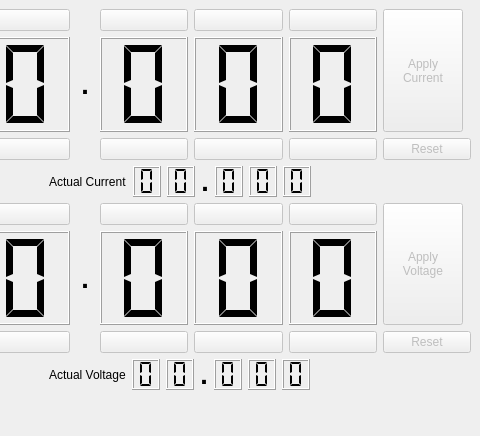
Old version of the form PsuGuiControl/mainwindow.ui in the repository bogflap/RemoteControlledPsu; both pictures show x 321 to 801 and y 0 to 436 of the 801 by 545 pixel window.
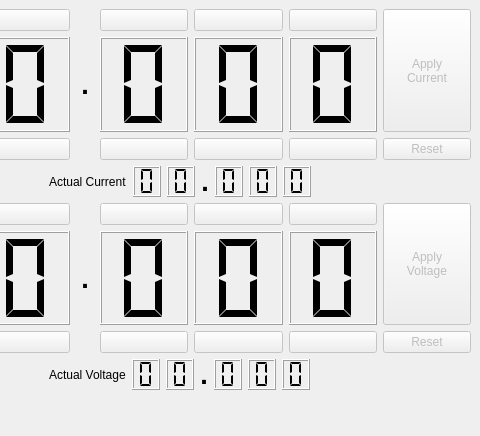
New version of the form. Icons and pictures are not drawn. Custom widgets are drawn as their Qt base class.

Commit message: Changed apply voltage/current button sizepolicy to expanding/expanding

Diff of the .ui file:
```diff
--- a/PsuGuiControl/mainwindow.ui
+++ b/PsuGuiControl/mainwindow.ui
@@ -368,7 +368,7 @@
              <bool>false</bool>
             </property>
             <property name="sizePolicy">
-             <sizepolicy hsizetype="Maximum" vsizetype="Expanding">
+             <sizepolicy hsizetype="Expanding" vsizetype="Expanding">
               <horstretch>0</horstretch>
               <verstretch>0</verstretch>
              </sizepolicy>
@@ -845,7 +845,7 @@
              <bool>false</bool>
             </property>
             <property name="sizePolicy">
-             <sizepolicy hsizetype="Maximum" vsizetype="Expanding">
+             <sizepolicy hsizetype="Expanding" vsizetype="Expanding">
               <horstretch>0</horstretch>
               <verstretch>0</verstretch>
              </sizepolicy>
```
Left out of the diff: 2 changed lines with no effect on the pictures.
